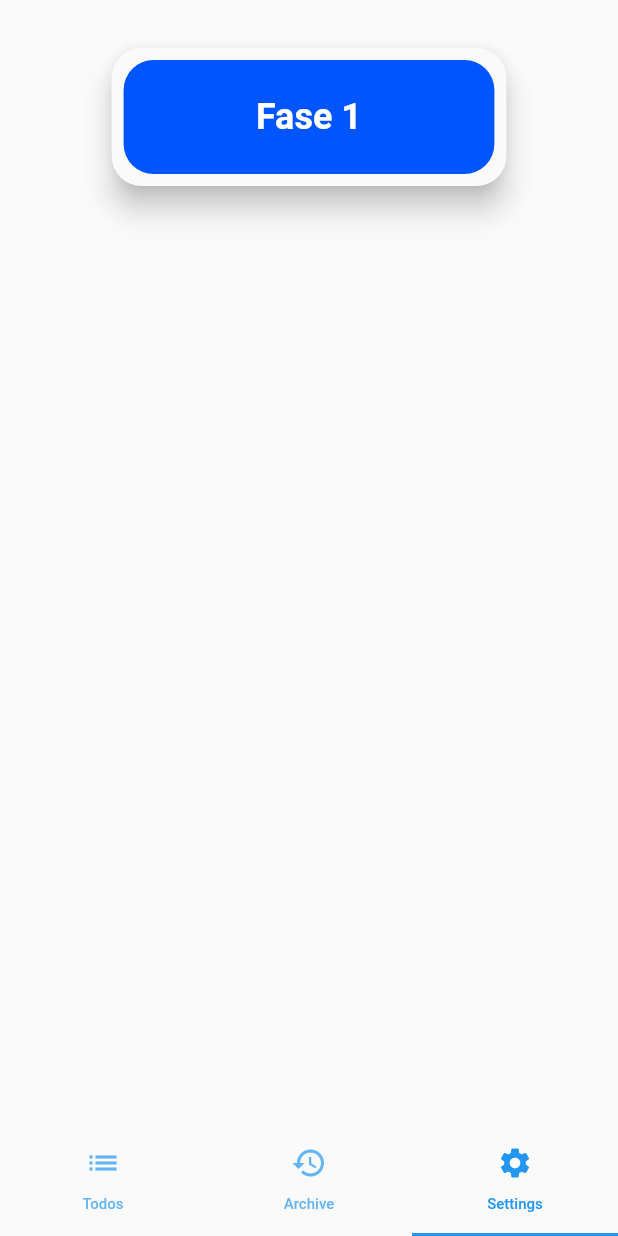
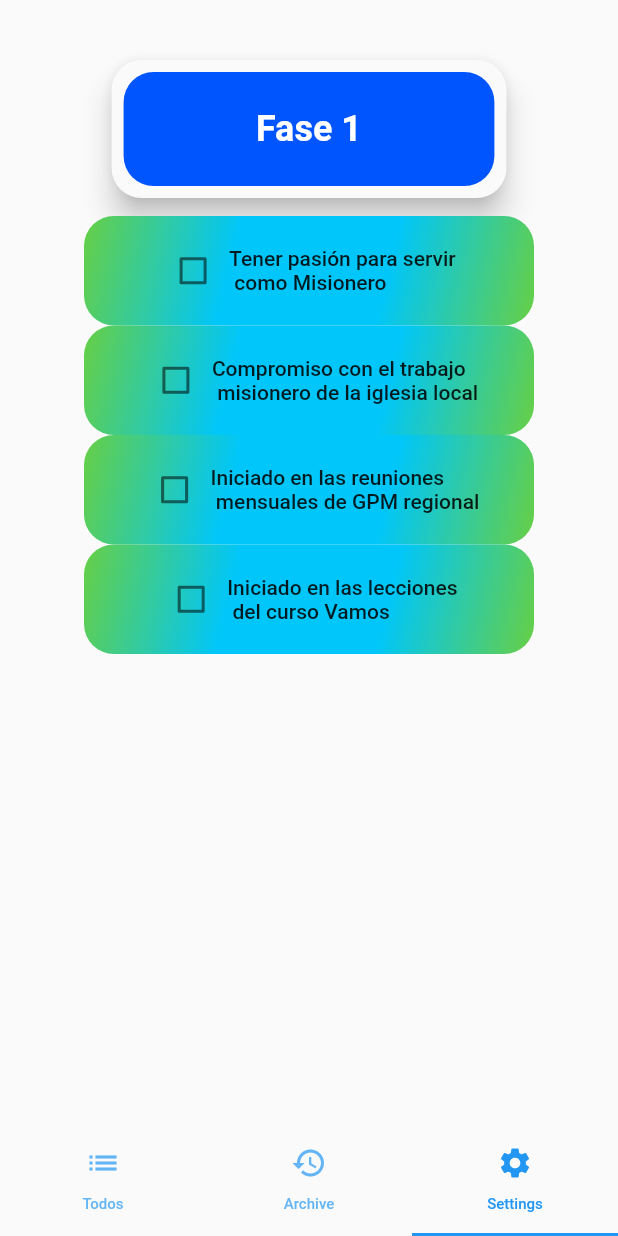
Before and after one commit to jpgotopo/firebase-authetication-login, a Flutter app: the MainTabsPage screen opened by its route, item 3 of the bottom bar chosen, on a phone screen of 412 x 824 dp. Run offline on Flutter 3.47's test engine with Material 2 defaults, Android fonts, the phone set to English and light mode, and no system bars; our stand-ins replace firebase_auth, flare_flutter, flutter_local_notifications, rxdart, shared_preferences; missing offline and left inert: timeline_list; accounts and stored records are empty.

Commit message:
continuando la preliminar de Fase 1

```diff
--- a/lib/screens/fases.dart
+++ b/lib/screens/fases.dart
@@ -91,31 +91,74 @@ class BannerTitled extends StatelessWidget {
     );
   }
 }
-
+//Screen Secundario acerca de la Fase 1, a este Widget navegara el screen cuando de tap en Fase 1
 class InfoFase1 extends StatelessWidget {
   @override
   Widget build(BuildContext context) {
-    return Column(
+    return Padding(
+      padding: const EdgeInsets.all(8.0),
+      child: Center(
+        child: Column(
 
           children: <Widget>[
             SizedBox(height: 32.0),
-        BannerTitled(
+            Padding(
+              padding: const EdgeInsets.only(bottom:12.0),
+              child: BannerTitled(
                 color: Color(0xFF0055FE),
                 texto: 'Fase 1',
                 ancho: 0.3
               ),
+            ),
+            DataInfo(
+              info: 'Tener pasión para servir \n como Misionero',
+            ),
+
+            DataInfo(
+              info: 'Compromiso con el trabajo \n misionero de la iglesia local',
+            ),
+            DataInfo(
+              info: 'Iniciado en las reuniones \n mensuales de GPM regional',
+            ),
+            DataInfo(
+              info: 'Iniciado en las lecciones \n del curso Vamos',
+            ),
 
           ],
+        )
+      ),
     );
+
   }
 }
 
-class DataInfo extends StatelessWidget {
+class DataInfo extends StatefulWidget {
+  DataInfo({Key key, this.info});
+  final String info;
+
+
+  @override
+  _DataInfoState createState() => _DataInfoState();
+}
+
+class _DataInfoState extends State<DataInfo> {
+  _DataInfoState();
+
   @override
   Widget build(BuildContext context) {
-    return Stack(
+
+    bool marcado1 = false;
+
+    return Center(
+      child: Stack(
+        alignment: Alignment.center,
           children: <Widget>[
+
             Container(
+
+              padding: EdgeInsets.all(10.0),
+              height: 73.0,
+              width: 300.0,
               decoration: BoxDecoration(
                 borderRadius: BorderRadius.circular(20.0),
                 gradient: LinearGradient(
@@ -131,11 +174,24 @@ class DataInfo extends StatelessWidget {
               )
             ),
             Row(
+
+              mainAxisAlignment: MainAxisAlignment.center,
               children: <Widget>[
+                Checkbox(
+                  value: marcado1,
+                  onChanged: (bool value) {
+                    setState((){
+                      marcado1 = !value;
+                    });
+                  },
+                ),
+                Text(widget.info, style: TextStyle(fontSize: 14, fontWeight: FontWeight.w500)),
+              ],
+            ),
 
           ],
-        )
-      ],
+        ),
+
     );
   }
 }
```
Lines whose indentation alone changed are shown as unchanged.
